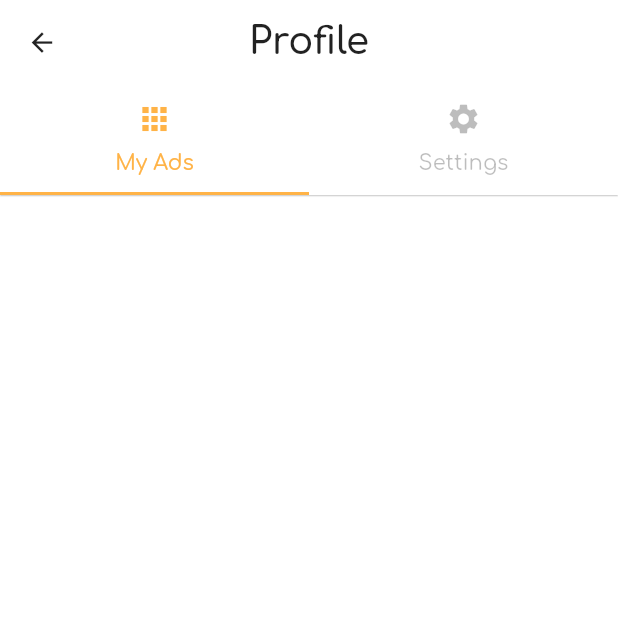
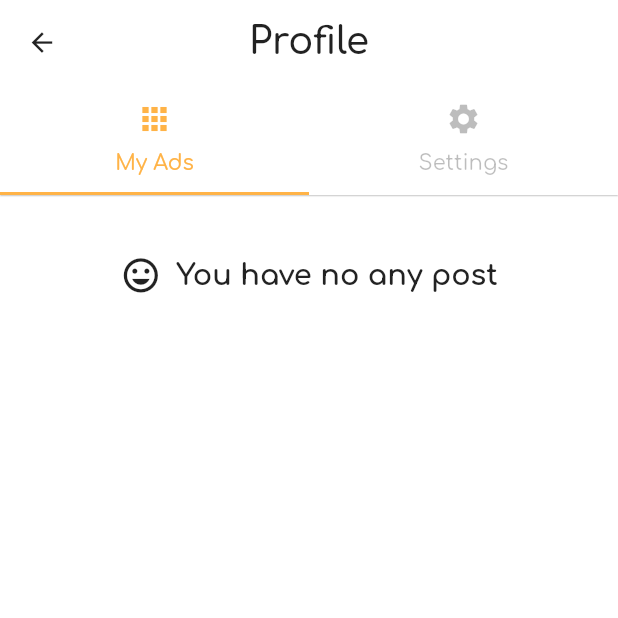
Before and after one commit to ShJavokhir/Dont-Waste, a Flutter app: the UserProfileView screen opened by its route, on a phone screen of 412 x 824 dp, the top half of it. Run offline on Flutter 3.47's test engine with Material 2 defaults, Android fonts, the phone set to English and light mode, and no system bars; our stand-ins replace cloud_firestore, firebase_auth, firebase_core, firebase_storage, geocoding, get and 5 more; accounts and stored records are empty.

Commit message:
fixed small bugs with expanded widget

```diff
--- a/lib/app/modules/food_preview/views/food_preview_view.dart
+++ b/lib/app/modules/food_preview/views/food_preview_view.dart
@@ -214,7 +214,7 @@ class FoodPreviewView extends GetView<FoodPreviewController> {
                                                   //height: 50.h,
                                                   width: 85.w,
                                                   height: 40.h,
-                                                  child: Expanded(child: LayoutBuilder(
+                                                  child: LayoutBuilder(
                                                       builder: (BuildContext context,
                                                           BoxConstraints constraints) {
                                                         return Stack(
@@ -260,7 +260,7 @@ class FoodPreviewView extends GetView<FoodPreviewController> {
                                                                   )),
 
                                                             ]);
-                                                      })),
+                                                      }),
                                                 );
                                               },
                                             ),
--- a/lib/app/modules/user_profile/views/user_profile_view.dart
+++ b/lib/app/modules/user_profile/views/user_profile_view.dart
@@ -82,7 +82,18 @@ class UserProfileView extends GetView<UserProfileController> {
                           photo_url: e.photo_url,
                         ),
                       );
-                    }).toList()
+                    }).toList(),
+                    controller.foods.value.length == 0?Padding(
+                      padding: EdgeInsets.symmetric(horizontal: 0, vertical: 20),
+                      child: Container(child: Center(child: Row(
+                        mainAxisAlignment: MainAxisAlignment.center,
+                        children: [
+                          Icon(Icons.insert_emoticon),
+                          SizedBox(width: 10,),
+                          Text("You have no any post"),
+                        ],
+                      ),),),
+                    ):Container(),
                   ],
                 ),
               ),
--- a/lib/app/widgets/custom_comfirmation_dialog.dart
+++ b/lib/app/widgets/custom_comfirmation_dialog.dart
@@ -34,7 +34,6 @@ class CustomComfirmationDialog extends StatelessWidget {
               //padding: EdgeInsets.all(50),
               //height: 50.h,
               width: 85.w,
-              child: Expanded(
               child: Container(
                 padding: EdgeInsets.all(15),
                 width: double.infinity,
@@ -48,7 +47,6 @@ class CustomComfirmationDialog extends StatelessWidget {
                   style: TextStyle(
                     color: Colors.black87,
                     fontSize: 14.sp,
-                    ),
                   ),
                 ),
               ),
--- a/lib/app/widgets/custom_error_dialog.dart
+++ b/lib/app/widgets/custom_error_dialog.dart
@@ -32,7 +32,6 @@ class CustomErrorDialog extends StatelessWidget {
               //padding: EdgeInsets.all(50),
               //height: 50.h,
               width: 85.w,
-              child: Expanded(
               child: Container(
                 padding: EdgeInsets.all(15),
                 width: double.infinity,
@@ -46,7 +45,6 @@ class CustomErrorDialog extends StatelessWidget {
                   style: TextStyle(
                     color: Colors.black87,
                     fontSize: 14.sp,
-                    ),
                   ),
                 ),
               ),
--- a/lib/app/widgets/custom_info_dialog.dart
+++ b/lib/app/widgets/custom_info_dialog.dart
@@ -32,7 +32,6 @@ class CustomInfoDialog extends StatelessWidget {
               //padding: EdgeInsets.all(50),
               //height: 50.h,
               width: 85.w,
-              child: Expanded(
               child: Container(
                 padding: EdgeInsets.all(15),
                 width: double.infinity,
@@ -46,7 +45,6 @@ class CustomInfoDialog extends StatelessWidget {
                   style: TextStyle(
                     color: Colors.black87,
                     fontSize: 14.sp,
-                    ),
                   ),
                 ),
               ),
--- a/lib/app/widgets/custom_loader_dialog.dart
+++ b/lib/app/widgets/custom_loader_dialog.dart
@@ -19,8 +19,7 @@ class CustomLoaderDialog extends StatelessWidget {
           // var height = MediaQuery.of(context).size.height;
           // var width = MediaQuery.of(context).size.width;
 
-          return Expanded(
-            child: Container(
+          return Container(
             //padding: EdgeInsets.all(50),
             //width: 85.w,
             child: Container(
@@ -47,7 +46,6 @@ class CustomLoaderDialog extends StatelessWidget {
                     ],
                   ),
                 )),
-            ),
           );
         },
       ),
```
Also changed, not shown: lib/app/modules/authentication/controllers/authentication_controller.dart (+23 -3 lines), lib/app/modules/become_sponsor/views/become_sponsor_view.dart (+5 -6 lines), lib/app/modules/choice_view/views/choice_view_view.dart (+20 -0 lines), lib/app/widgets/snackbar.dart (added, +51 -0 lines). Lines whose indentation alone changed are shown as unchanged.
